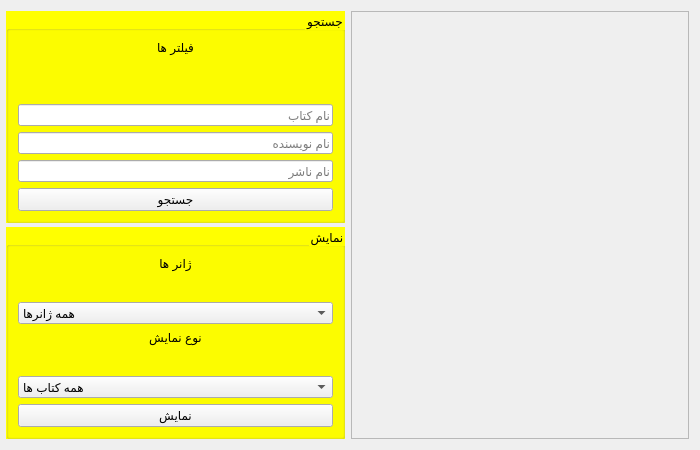
Qt form storepage.ui (mozali1386-alt/Ketab_e_Man) before a commit.
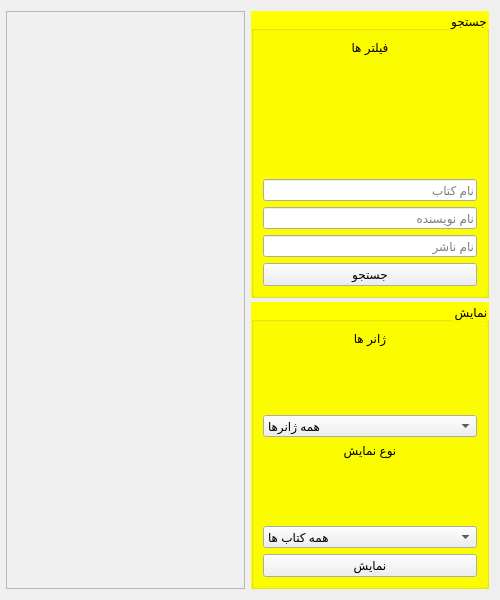
The same form after that commit.

Commit message: Change store page for Normal users

```diff
--- a/storepage.ui
+++ b/storepage.ui
@@ -6,20 +6,20 @@
    <rect>
     <x>0</x>
     <y>0</y>
-    <width>700</width>
-    <height>450</height>
+    <width>500</width>
+    <height>600</height>
    </rect>
   </property>
   <property name="minimumSize">
    <size>
-    <width>400</width>
-    <height>450</height>
+    <width>0</width>
+    <height>0</height>
    </size>
   </property>
   <property name="maximumSize">
    <size>
     <width>16777215</width>
-    <height>500</height>
+    <height>16777215</height>
    </size>
   </property>
   <property name="windowTitle">
@@ -28,10 +28,31 @@
   <property name="styleSheet">
    <string notr="true"/>
   </property>
-  <layout class="QHBoxLayout" name="horizontalLayout" stretch="1,1">
+  <layout class="QHBoxLayout" name="horizontalLayout" stretch="0,0">
    <property name="leftMargin">
     <number>6</number>
    </property>
+   <item>
+    <widget class="QScrollArea" name="scrollArea">
+     <property name="widgetResizable">
+      <bool>true</bool>
+     </property>
+     <property name="alignment">
+      <set>Qt::AlignRight|Qt::AlignTop|Qt::AlignTrailing</set>
+     </property>
+     <widget class="QWidget" name="scrollAreaWidgetContents">
+      <property name="geometry">
+       <rect>
+        <x>0</x>
+        <y>0</y>
+        <width>240</width>
+        <height>586</height>
+       </rect>
+      </property>
+      <layout class="QVBoxLayout" name="verticalLayout_5"/>
+     </widget>
+    </widget>
+   </item>
    <item>
     <layout class="QVBoxLayout" name="verticalLayout">
      <property name="spacing">
@@ -253,32 +274,6 @@
      </item>
     </layout>
    </item>
-   <item>
-    <layout class="QVBoxLayout" name="verticalLayout_2">
-     <item>
-      <widget class="QScrollArea" name="scrollArea">
-       <property name="widgetResizable">
-        <bool>true</bool>
-       </property>
-       <widget class="QWidget" name="scrollAreaWidgetContents_3">
-        <property name="geometry">
-         <rect>
-          <x>0</x>
-          <y>0</y>
-          <width>338</width>
-          <height>434</height>
-         </rect>
-        </property>
-        <layout class="QGridLayout" name="gridLayout">
-         <property name="horizontalSpacing">
-          <number>4</number>
-         </property>
-        </layout>
-       </widget>
-      </widget>
-     </item>
-    </layout>
-   </item>
   </layout>
  </widget>
  <resources/>
```
